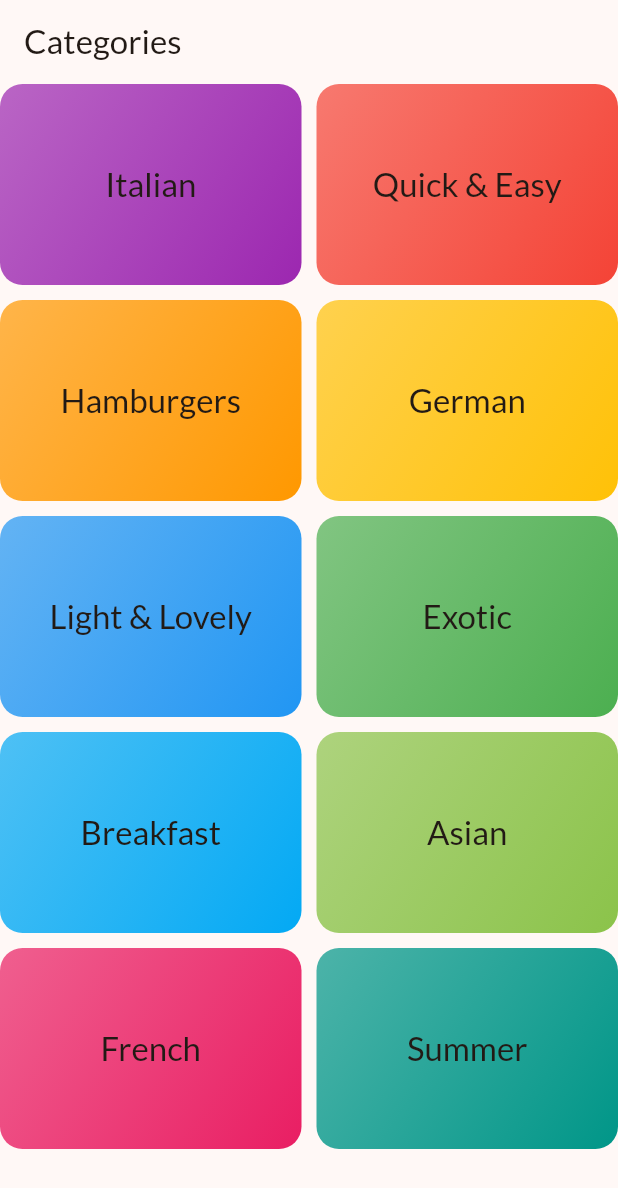
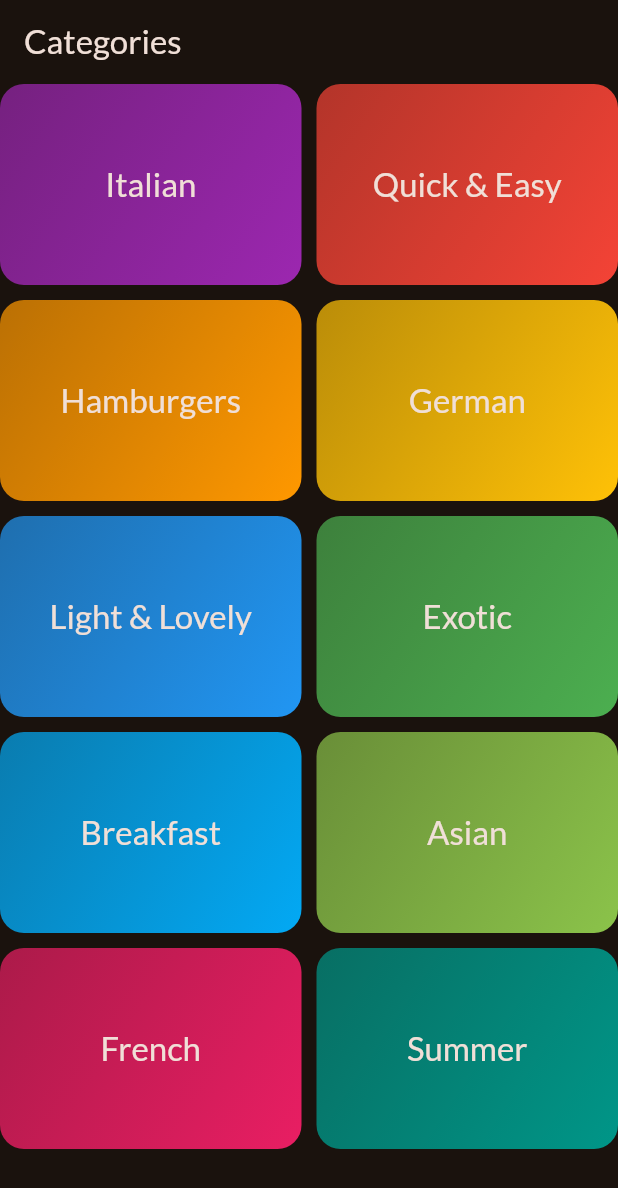
Before and after one commit to ravraw/flutter_menu_app, a Flutter app: the screen it shows after launch, on a phone screen of 412 x 824 dp. Shown: the top 1188 px of the screen. Run offline on Flutter 3.47's test engine with Material 3 defaults, Android fonts, the phone set to English and light mode, and no system bars; our stand-ins replace google_fonts.

Commit message:
Added InkWell with onTap and splashColor

```diff
--- a/lib/main.dart
+++ b/lib/main.dart
@@ -6,7 +6,7 @@
 final theme = ThemeData(
   useMaterial3: true,
   colorScheme: ColorScheme.fromSeed(
-    brightness: Brightness.light,
+    brightness: Brightness.dark,
     seedColor: const Color.fromARGB(255, 131, 57, 0),
   ),
   textTheme: GoogleFonts.latoTextTheme(),
--- a/lib/widgets/category_grid_item.dart
+++ b/lib/widgets/category_grid_item.dart
@@ -8,7 +8,11 @@
 
   @override
   Widget build(BuildContext context) {
-    return Container(
+    return InkWell(
+      onTap: () {},
+      splashColor: Theme.of(context).colorScheme.primary,
+      borderRadius: BorderRadius.circular(16),
+      child: Container(
         padding: const EdgeInsets.all(16),
         decoration: BoxDecoration(
           color: category.color,
@@ -20,7 +24,7 @@
             begin: Alignment.topLeft,
             end: Alignment.bottomRight,
           ),
-        borderRadius: BorderRadius.circular(15),
+          borderRadius: BorderRadius.circular(16),
         ),
         child: Center(
           child: Text(
@@ -31,6 +35,7 @@
                 .copyWith(color: Theme.of(context).colorScheme.onBackground),
           ),
         ),
+      ),
     );
   }
 }
```
Lines whose indentation alone changed are shown as unchanged.
